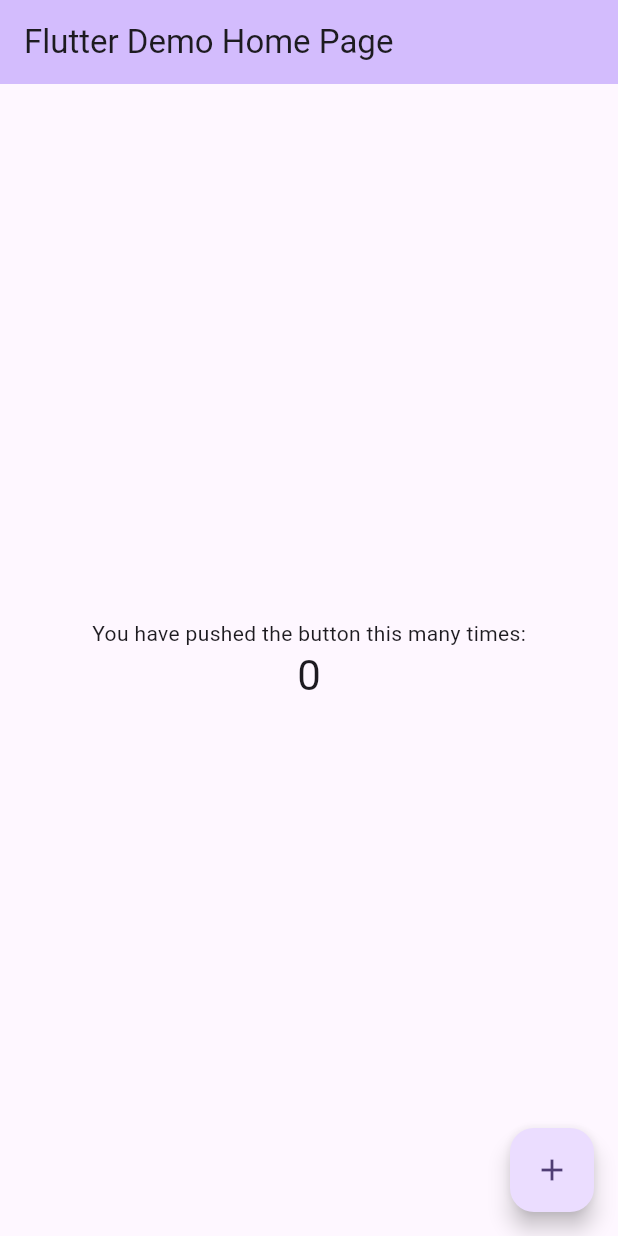
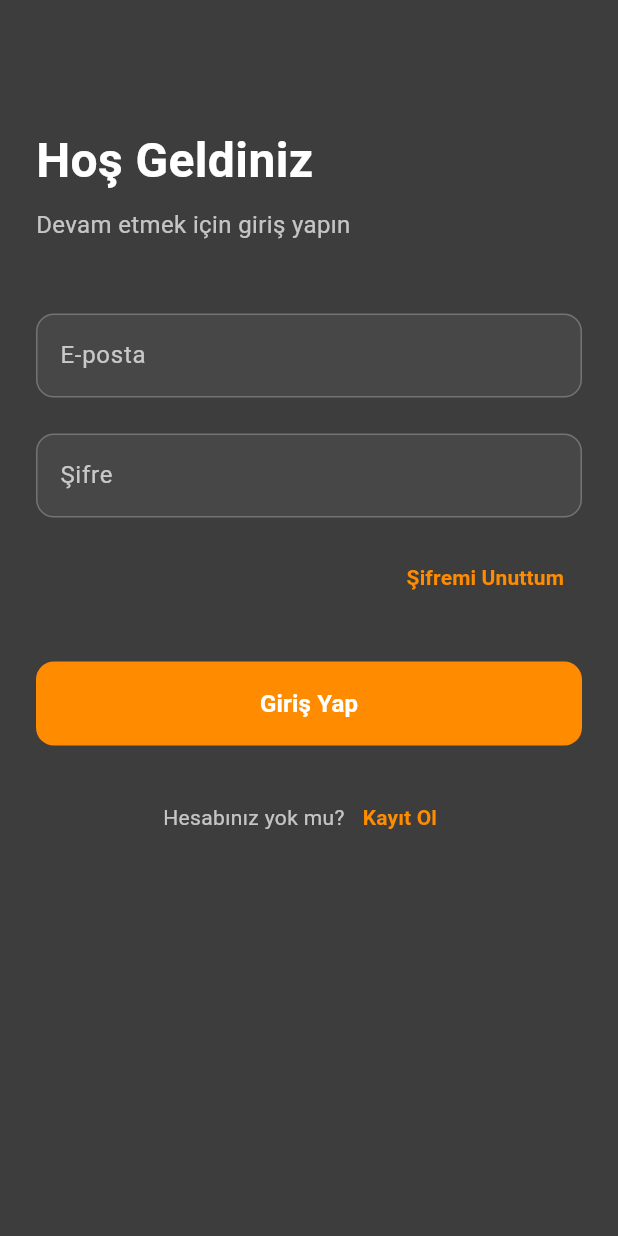
Before and after one commit to ulkukaraoglu/PetAdaptionMobileAppV2, a Flutter app: the screen it shows after launch, on a phone screen of 412 x 824 dp. Run offline on Flutter 3.47's test engine with Material 3 defaults, Android fonts, the phone set to English and light mode, and no system bars; our stand-ins replace firebase_core; accounts and stored records are empty.

Commit message:
login page design created

```diff
--- a/lib/main.dart
+++ b/lib/main.dart
@@ -1,6 +1,7 @@
 import 'package:flutter/material.dart';
 import 'package:firebase_core/firebase_core.dart';
 import 'firebase_options.dart';
+import 'screens/login_screen.dart';
 
 void main() async {
   WidgetsFlutterBinding.ensureInitialized();
@@ -38,7 +39,7 @@ class MyApp extends StatelessWidget {
         // tested with just a hot reload.
         colorScheme: ColorScheme.fromSeed(seedColor: Colors.deepPurple),
       ),
-      home: const MyHomePage(title: 'Flutter Demo Home Page'),
+      home: LoginScreen(),
     );
   }
 }
--- /dev/null
+++ b/lib/screens/login_screen.dart
@@ -0,0 +1,188 @@
+import 'package:flutter/material.dart';
+
+class LoginScreen extends StatefulWidget {
+  @override
+  _LoginScreenState createState() => _LoginScreenState();
+}
+
+class _LoginScreenState extends State<LoginScreen> {
+  final _formKey = GlobalKey<FormState>();
+  String _email = '';
+  String _password = '';
+
+  // Renk tanımlamaları
+  final Color primaryOrange = Color(0xFFFF8C00);
+  final Color darkGrey = Color(0xFF333333);
+  final Color modalBackground = Color(0xFF333333).withOpacity(0.95);
+  final Color inputTextColor = Colors.white70;
+  final Color placeholderColor = Colors.white38;
+
+  @override
+  Widget build(BuildContext context) {
+    return Scaffold(
+      backgroundColor: modalBackground,
+      body: SafeArea(
+        child: SingleChildScrollView(
+          child: Padding(
+            padding: EdgeInsets.all(24.0),
+            child: Form(
+              key: _formKey,
+              child: Column(
+                crossAxisAlignment: CrossAxisAlignment.start,
+                children: [
+                  SizedBox(height: 60),
+                  Text(
+                    'Hoş Geldiniz',
+                    style: TextStyle(
+                      color: Colors.white,
+                      fontSize: 32,
+                      fontWeight: FontWeight.bold,
+                    ),
+                  ),
+                  SizedBox(height: 8),
+                  Text(
+                    'Devam etmek için giriş yapın',
+                    style: TextStyle(
+                      color: Colors.white70,
+                      fontSize: 16,
+                    ),
+                  ),
+                  SizedBox(height: 48),
+                  TextFormField(
+                    decoration: InputDecoration(
+                      labelText: 'E-posta',
+                      labelStyle: TextStyle(color: Colors.white70),
+                      hintText: 'ornek@email.com',
+                      hintStyle: TextStyle(color: Colors.white38),
+                      border: OutlineInputBorder(
+                        borderRadius: BorderRadius.circular(12),
+                      ),
+                      focusedBorder: OutlineInputBorder(
+                        borderRadius: BorderRadius.circular(12),
+                        borderSide: BorderSide(color: primaryOrange, width: 2),
+                      ),
+                      enabledBorder: OutlineInputBorder(
+                        borderRadius: BorderRadius.circular(12),
+                        borderSide: BorderSide(color: Colors.white24),
+                      ),
+                      filled: true,
+                      fillColor: Colors.white.withOpacity(0.05),
+                    ),
+                    style: TextStyle(color: Colors.white),
+                    keyboardType: TextInputType.emailAddress,
+                    validator: (value) {
+                      if (value == null || value.isEmpty) {
+                        return 'Lütfen e-posta adresinizi girin';
+                      }
+                      return null;
+                    },
+                    onSaved: (value) => _email = value!,
+                  ),
+                  SizedBox(height: 24),
+                  TextFormField(
+                    decoration: InputDecoration(
+                      labelText: 'Şifre',
+                      labelStyle: TextStyle(color: Colors.white70),
+                      hintText: '••••••••',
+                      hintStyle: TextStyle(color: Colors.white38),
+                      border: OutlineInputBorder(
+                        borderRadius: BorderRadius.circular(12),
+                      ),
+                      focusedBorder: OutlineInputBorder(
+                        borderRadius: BorderRadius.circular(12),
+                        borderSide: BorderSide(color: primaryOrange, width: 2),
+                      ),
+                      enabledBorder: OutlineInputBorder(
+                        borderRadius: BorderRadius.circular(12),
+                        borderSide: BorderSide(color: Colors.white24),
+                      ),
+                      filled: true,
+                      fillColor: Colors.white.withOpacity(0.05),
+                    ),
+                    style: TextStyle(color: Colors.white),
+                    obscureText: true,
+                    validator: (value) {
+                      if (value == null || value.isEmpty) {
+                        return 'Lütfen şifrenizi girin';
+                      }
+                      return null;
+                    },
+                    onSaved: (value) => _password = value!,
+                  ),
+                  SizedBox(height: 16),
+                  Align(
+                    alignment: Alignment.centerRight,
+                    child: TextButton(
+                      onPressed: () {
+                        // Şifremi unuttum işlemleri
+                      },
+                      child: Text(
+                        'Şifremi Unuttum',
+                        style: TextStyle(
+                          color: primaryOrange,
+                          fontWeight: FontWeight.w600,
+                        ),
+                      ),
+                    ),
+                  ),
+                  SizedBox(height: 32),
+                  SizedBox(
+                    width: double.infinity,
+                    height: 56,
+                    child: ElevatedButton(
+                      onPressed: () {
+                        if (_formKey.currentState!.validate()) {
+                          _formKey.currentState!.save();
+                          // Giriş işlemleri
+                        }
+                      },
+                      style: ElevatedButton.styleFrom(
+                        backgroundColor: primaryOrange,
+                        shape: RoundedRectangleBorder(
+                          borderRadius: BorderRadius.circular(12),
+                        ),
+                        elevation: 0,
+                      ),
+                      child: Text(
+                        'Giriş Yap',
+                        style: TextStyle(
+                          fontSize: 16,
+                          fontWeight: FontWeight.bold,
+                          color: Colors.white,
+                        ),
+                      ),
+                    ),
+                  ),
+                  SizedBox(height: 24),
+                  Row(
+                    mainAxisAlignment: MainAxisAlignment.center,
+                    children: [
+                      Text(
+                        'Hesabınız yok mu?',
+                        style: TextStyle(
+                          color: Colors.white70,
+                        ),
+                      ),
+                      TextButton(
+                        onPressed: () {
+                          // Kayıt sayfasına yönlendirme
+                        },
+                        child: Text(
+                          'Kayıt Ol',
+                          style: TextStyle(
+                            color: primaryOrange,
+                            fontWeight: FontWeight.bold,
+                          ),
+                        ),
+                      ),
+                    ],
+                  ),
+                ],
+              ),
+            ),
+          ),
+        ),
+      ),
+    );
+  }
+}
```
